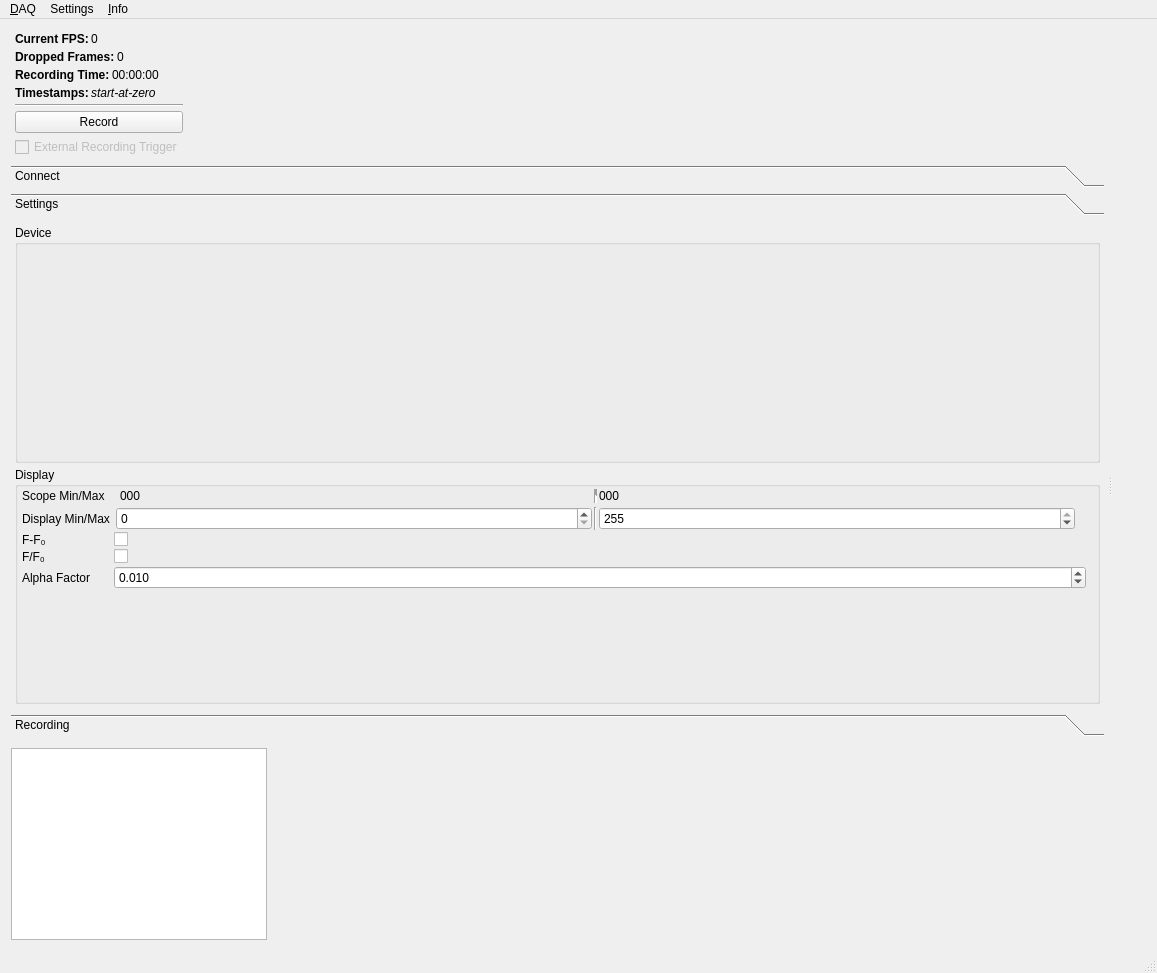
Old version of the form src/mainwindow.ui in the repository bothlab/pomidaq.
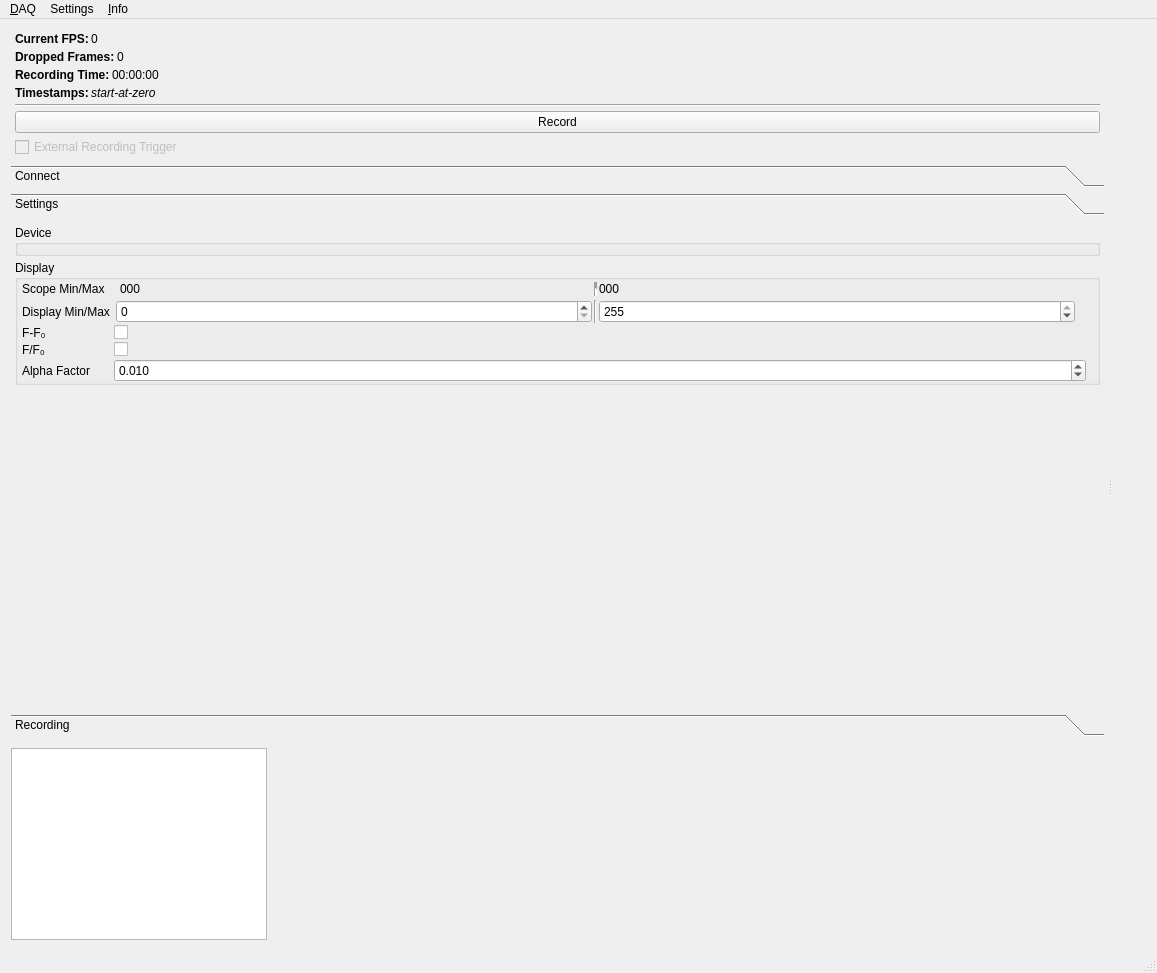
New version of the form. The open tabs and pages were chosen to show the change. Icons and pictures are not drawn.

Patch:
```diff
--- a/src/mainwindow.ui
+++ b/src/mainwindow.ui
@@ -50,7 +50,7 @@
         <item>
          <widget class="QWidget" name="widget_6" native="true">
           <property name="sizePolicy">
-           <sizepolicy hsizetype="Maximum" vsizetype="Preferred">
+           <sizepolicy hsizetype="Preferred" vsizetype="Maximum">
             <horstretch>0</horstretch>
             <verstretch>0</verstretch>
            </sizepolicy>
@@ -417,7 +417,7 @@
             <rect>
              <x>0</x>
              <y>0</y>
-             <width>1106</width>
+             <width>1108</width>
              <height>454</height>
             </rect>
            </property>
@@ -445,6 +445,9 @@
               <property name="title">
                <string>Device</string>
               </property>
+              <property name="flat">
+               <bool>true</bool>
+              </property>
              </widget>
             </item>
             <item>
@@ -452,6 +455,9 @@
               <property name="title">
                <string>Display</string>
               </property>
+              <property name="flat">
+               <bool>true</bool>
+              </property>
               <layout class="QVBoxLayout" name="verticalLayout_5">
                <property name="spacing">
                 <number>2</number>
@@ -660,6 +666,19 @@
               </layout>
              </widget>
             </item>
+            <item>
+             <spacer name="verticalSpacer_2">
+              <property name="orientation">
+               <enum>Qt::Vertical</enum>
+              </property>
+              <property name="sizeHint" stdset="0">
+               <size>
+                <width>20</width>
+                <height>40</height>
+               </size>
+              </property>
+             </spacer>
+            </item>
            </layout>
           </widget>
           <widget class="QWidget" name="pageRecord">
```
Left out of the diff: 37 changed lines with no effect on the pictures.
